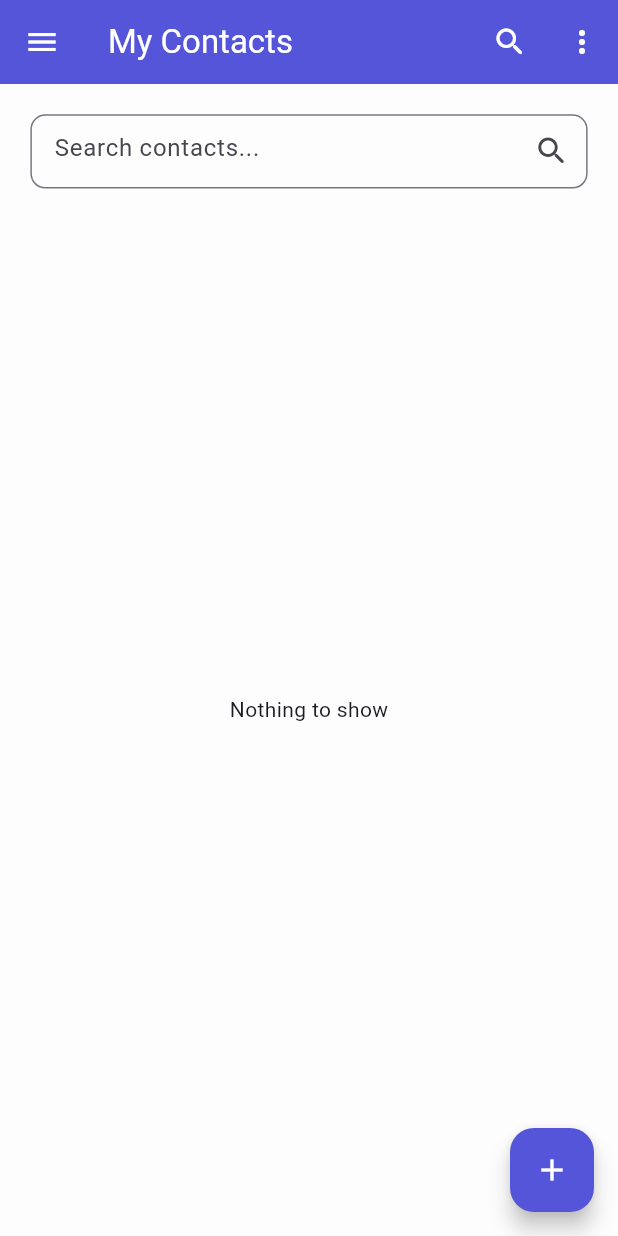
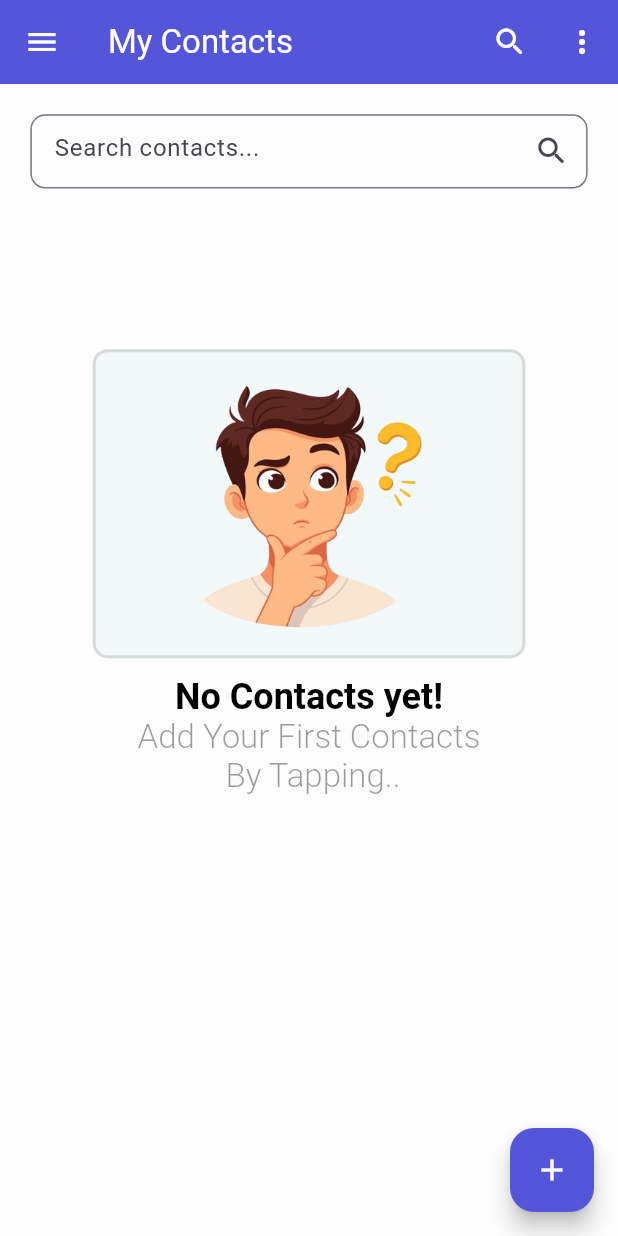
Before and after one commit to pallab56/Contact_Management_APP_assignment9, a Flutter app: the screen it shows after launch, on a phone screen of 412 x 824 dp. Run offline on Flutter 3.47's test engine with Material 3 defaults, Android fonts, the light colour scheme and no system bars; our stand-ins replace sqflite; accounts and stored records are empty.

Commit message:
image added and polish the UI

```diff
--- a/lib/screens/pages/home_screen.dart
+++ b/lib/screens/pages/home_screen.dart
@@ -65,7 +65,53 @@ class _HomeScreenState extends State<HomeScreen> {
             return Center(child: Text(snapshot.error.toString()));
           }
           if (!snapshot.hasData || snapshot.data!.isEmpty) {
-            return Center(child: Text('Nothing to show'));
+            return Column(
+              mainAxisAlignment: MainAxisAlignment.start,
+              crossAxisAlignment: CrossAxisAlignment.center,
+              children: [
+                SizedBox(height: MediaQuery.sizeOf(context).height * .12),
+               Container(
+                height: MediaQuery.sizeOf(context).height * .25,
+                width: MediaQuery.sizeOf(context).width * .7,
+                decoration: BoxDecoration(
+                  color: Colors.teal.shade200.withAlpha(22),
+                  borderRadius: BorderRadius.circular(10),
+                  border: Border.all(
+                    color: Colors.black12,
+                    width: 2,
+                  ),
+                ),
+                child:  Center(
+                  child: Image.asset('assets/newContact.png',height: 175,width: 400,),
+                ),
+               ),
+                SizedBox(height: 12),
+                RichText(
+                  textAlign: TextAlign.center,
+                  text: TextSpan(
+                    children: [
+                      TextSpan(
+                        text: 'No Contacts yet!\n',
+                        style: TextStyle(
+                          color: Colors.black,
+                          fontSize: 24,
+                          fontWeight: FontWeight.bold,
+                        ),
+                      ),
+                      TextSpan(
+                        text:
+                            'Add Your First Contacts\n By Tapping..\n',
+                        style: TextStyle(
+                          fontSize: 22,
+                          fontWeight: FontWeight.w300,
+                          color: Colors.black.withAlpha(100),
+                        ),
+                      ),
+                    ],
+                  ),
+                ),
+              ],
+            );
           }
 
           final query = searchController.text.toLowerCase().trim();
@@ -104,9 +150,7 @@ class _HomeScreenState extends State<HomeScreen> {
         controller: searchController,
         onChanged: (value) {
           searchController.text = value;
-          setState(() {
-
-          });
+          setState(() {});
         },
         decoration: InputDecoration(
           hintText: 'Search contacts...',
@@ -177,6 +221,7 @@ class _HomeScreenState extends State<HomeScreen> {
               setState(() {
                 selectedIndex = 0;
               });
+              Navigator.pop(context);
             },
           ),
           ListTile(
@@ -197,13 +242,12 @@ class _HomeScreenState extends State<HomeScreen> {
             title: Text('Add Contacts'),
             selected: selectedIndex == 2,
             selectedTileColor: Colors.blueAccent[100]!.withAlpha(70),
-            onLongPress: () {
-              Navigator.pop(context);
-            },
+
             onTap: () {
               setState(() {
                 selectedIndex = 2;
               });
+              Navigator.pop(context);
             },
           ),
           Divider(),
@@ -216,6 +260,7 @@ class _HomeScreenState extends State<HomeScreen> {
               setState(() {
                 selectedIndex = 3;
               });
+              Navigator.pop(context);
             },
           ),
           ListTile(
--- a/lib/screens/pages/settings_screen.dart
+++ b/lib/screens/pages/settings_screen.dart
@@ -30,7 +30,10 @@ class _SettingsScreenState extends State<SettingsScreen> {
               'Theme',
               style: TextStyle(fontSize: 18, fontWeight: FontWeight.bold),
             ),
-            subtitle: Text(
+            subtitle:isSwitchOn?Text(
+              'Dark',
+              style: TextStyle(color: Colors.black.withAlpha(100)),
+            )  :Text(
               'Light',
               style: TextStyle(color: Colors.black.withAlpha(100)),
             ),
--- a/pubspec.yaml
+++ b/pubspec.yaml
@@ -60,9 +60,8 @@ flutter:
   uses-material-design: true
 
   # To add assets to your application, add an assets section, like this:
-  # assets:
-  #   - images/a_dot_burr.jpeg
-  #   - images/a_dot_ham.jpeg
+  assets:
+    - assets/
 
   # An image asset can refer to one or more resolution-specific "variants", see
   # https://flutter.dev/to/resolution-aware-images
```
Also changed, not shown: lib/screens/pages/add_screen.dart (+13 -1 lines), assets/contact.png (added), assets/newContact.png (added).
